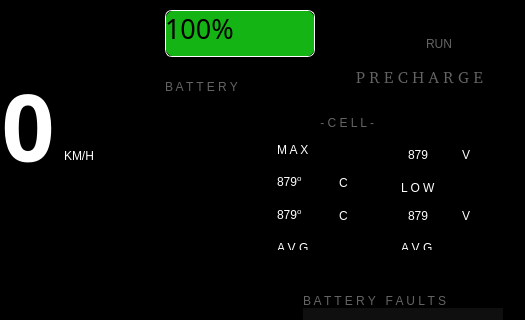
This is ViewLayer/DisplayDashboard/RaceModeDashboardUI.ui in waffle-iron/Epsilon-Dashboard as Qt 5 draws it before an edit; both pictures show x 275 to 800 and y 0 to 320 of the 800 by 480 pixel window. The edited form follows.
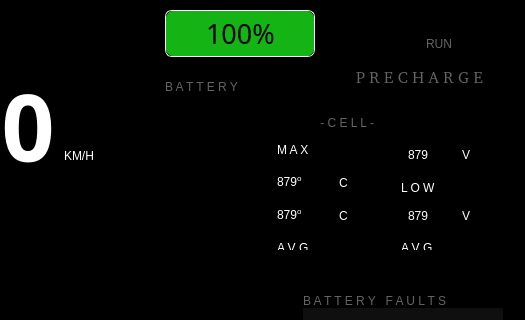
This is the edited form. Icons and pictures are not drawn.

Commit message: Centered text on progress bar

Patch:
```diff
--- a/ViewLayer/DisplayDashboard/RaceModeDashboardUI.ui
+++ b/ViewLayer/DisplayDashboard/RaceModeDashboardUI.ui
@@ -676,6 +676,7 @@
 border: 1px solid white;
 border-radius: 7px;
 background-color: black;
+text-align: center;
 }
 QProgressBar::chunk:horizontal{
 border-radius: 7px;
```
Left out of the diff: 2 changed lines with no effect on the pictures.
